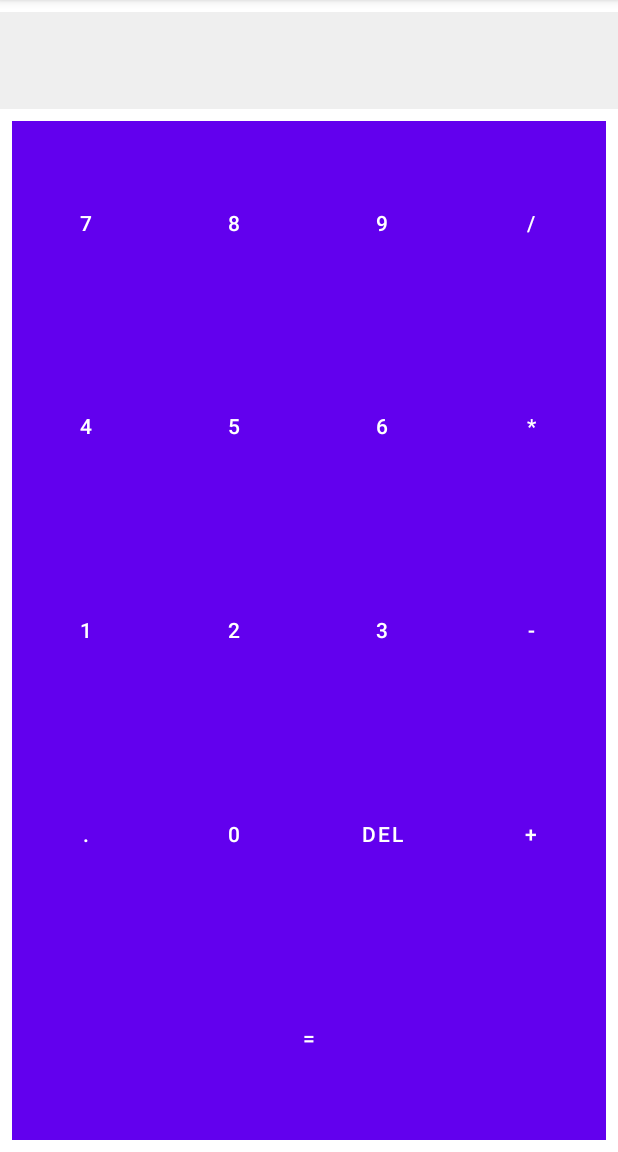
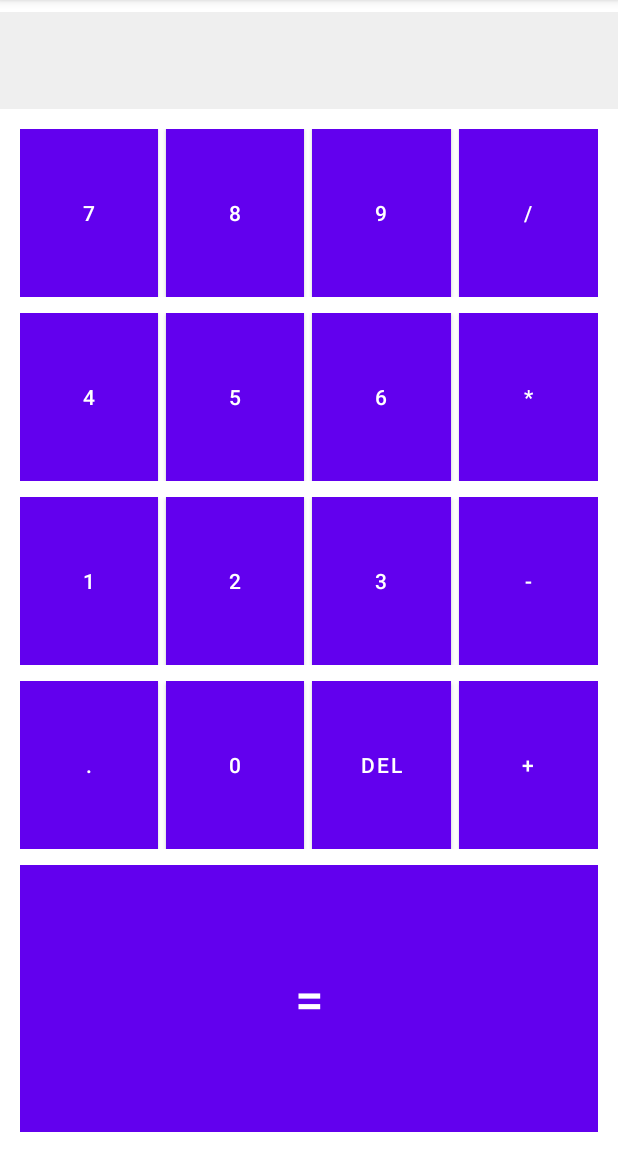
Before and after one commit to vaverkax/Calculator2, an Android app: the screen it shows after launch (MainActivity), on a phone screen of 412 x 824 dp, the part 84-1236 px from its top. Run offline under Robolectric (Android 15) with nearby library versions, the phone set to English and light mode, and no system bars; 10 statements that could not run were skipped.

```diff
--- a/app/src/main/res/layout/activity_main.xml
+++ b/app/src/main/res/layout/activity_main.xml
@@ -37,6 +37,7 @@
             android:layout_width="match_parent"
             android:layout_height="0dp"
             android:layout_weight="1"
+            android:padding="5dp"
             android:gravity="center">
 
             <Button
@@ -47,6 +48,10 @@
                 android:layout_height="match_parent"
                 android:id="@+id/btn7"/>
 
+            <Space
+                android:layout_width="wrap_content"
+                android:layout_height="wrap_content" />
+
             <Button
                 android:text="8"
                 android:background="@color/design_default_color_on_primary"
@@ -55,6 +60,10 @@
                 android:layout_height="match_parent"
                 android:id="@+id/btn8"/>
 
+            <Space
+                android:layout_width="wrap_content"
+                android:layout_height="wrap_content" />
+
             <Button
                 android:text="9"
                 android:background="@color/design_default_color_on_primary"
@@ -62,6 +71,10 @@
                 android:layout_weight="1"
                 android:layout_height="match_parent"
                 android:id="@+id/btn9"/>
+
+            <Space
+                android:layout_width="wrap_content"
+                android:layout_height="wrap_content" />
 
             <Button
                 android:text="/"
@@ -76,6 +89,7 @@
             android:layout_width="match_parent"
             android:layout_height="0dp"
             android:layout_weight="1"
+            android:padding="5dp"
             android:gravity="center">
 
             <Button
@@ -86,6 +100,10 @@
                 android:layout_height="match_parent"
                 android:id="@+id/btn4"/>
 
+            <Space
+                android:layout_width="wrap_content"
+                android:layout_height="wrap_content" />
+
             <Button
                 android:text="5"
                 android:background="@color/design_default_color_on_primary"
@@ -94,6 +112,10 @@
                 android:layout_height="match_parent"
                 android:id="@+id/btn5"/>
 
+            <Space
+                android:layout_width="wrap_content"
+                android:layout_height="wrap_content" />
+
             <Button
                 android:text="6"
                 android:background="@color/design_default_color_on_primary"
@@ -101,6 +123,10 @@
                 android:layout_weight="1"
                 android:layout_height="match_parent"
                 android:id="@+id/btn6"/>
+
+            <Space
+                android:layout_width="wrap_content"
+                android:layout_height="wrap_content" />
 
             <Button
                 android:text="*"
@@ -115,6 +141,7 @@
             android:layout_width="match_parent"
             android:layout_height="0dp"
             android:layout_weight="1"
+            android:padding="5dp"
             android:gravity="center">
 
             <Button
@@ -125,6 +152,10 @@
                 android:layout_height="match_parent"
                 android:id="@+id/btn1"/>
 
+            <Space
+                android:layout_width="wrap_content"
+                android:layout_height="wrap_content" />
+
             <Button
                 android:text="2"
                 android:background="@color/design_default_color_on_primary"
@@ -133,6 +164,10 @@
                 android:layout_height="match_parent"
                 android:id="@+id/btn2"/>
 
+            <Space
+                android:layout_width="wrap_content"
+                android:layout_height="wrap_content" />
+
             <Button
                 android:text="3"
                 android:background="@color/design_default_color_on_primary"
@@ -140,6 +175,10 @@
                 android:layout_weight="1"
                 android:layout_height="match_parent"
                 android:id="@+id/btn3"/>
+
+            <Space
+                android:layout_width="wrap_content"
+                android:layout_height="wrap_content" />
 
             <Button
                 android:text="-"
@@ -154,6 +193,7 @@
             android:layout_width="match_parent"
             android:layout_height="0dp"
             android:layout_weight="1"
+            android:padding="5dp"
             android:gravity="center">
 
             <Button
@@ -164,6 +204,10 @@
                 android:layout_height="match_parent"
                 android:id="@+id/btnDot"/>
 
+            <Space
+                android:layout_width="5dp"
+                android:layout_height="wrap_content" />
+
             <Button
                 android:text="0"
                 android:background="@color/design_default_color_on_primary"
@@ -172,6 +216,10 @@
                 android:layout_height="match_parent"
                 android:id="@+id/btn0"/>
 
+            <Space
+                android:layout_width="5dp"
+                android:layout_height="wrap_content" />
+
             <Button
                 android:text="DEL"
                 android:background="@color/design_default_color_on_primary"
@@ -179,6 +227,10 @@
                 android:layout_weight="1"
                 android:layout_height="match_parent"
                 android:id="@+id/btnDel"/>
+
+            <Space
+                android:layout_width="5dp"
+                android:layout_height="wrap_content" />
 
             <Button
                 android:text="+"
@@ -192,16 +244,17 @@
         <TableRow
             android:layout_width="match_parent"
             android:layout_height="0dp"
+            android:padding="5dp"
             android:layout_weight="1">
 
             <Button
+                android:id="@+id/btnEqual"
+                android:layout_width="0dp"
+                android:layout_height="match_parent"
+                android:layout_weight="1"
+                android:background="@color/design_default_color_on_primary"
                 android:text="="
-                android:background="@color/design_default_color_on_primary"
-                android:layout_width="0dp"
-                android:layout_weight="1"
-                android:layout_height="match_parent"
-
-                android:id="@+id/btnEqual"/>
+                android:textSize="34sp" />
         </TableRow>
     </TableLayout>
 </androidx.constraintlayout.widget.ConstraintLayout>
```
Also changed, not shown: app/src/main/java/com/example/calculator/Calculator.kt (deleted, +0 -39 lines), app/src/main/java/com/example/calculator/CommandProcessor.kt (+1 -148 lines).
